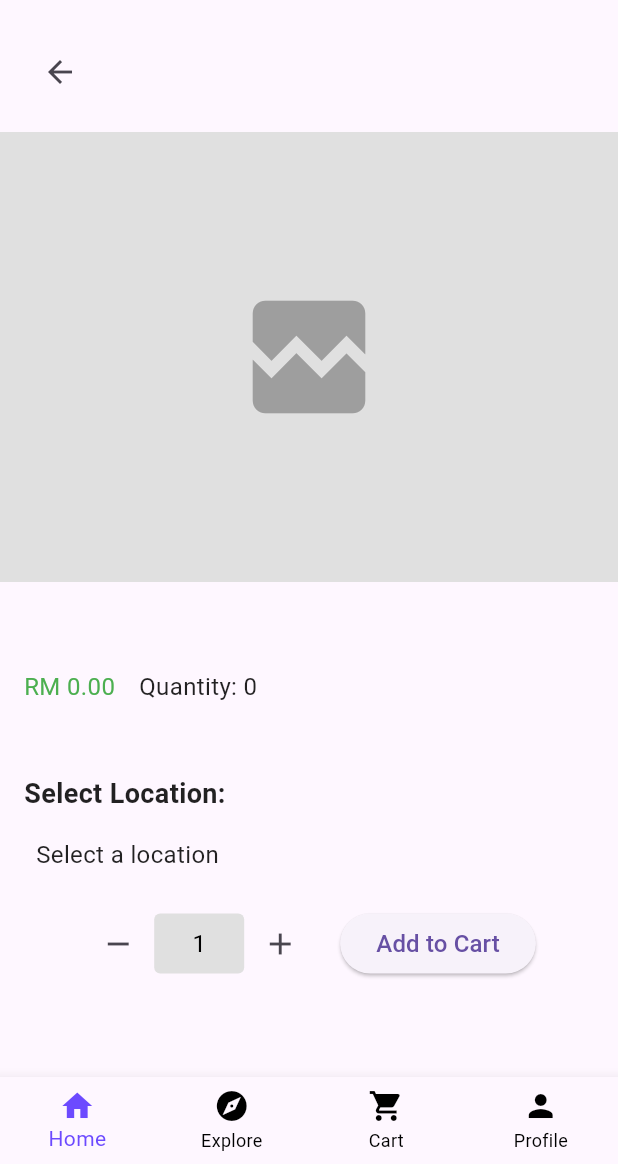
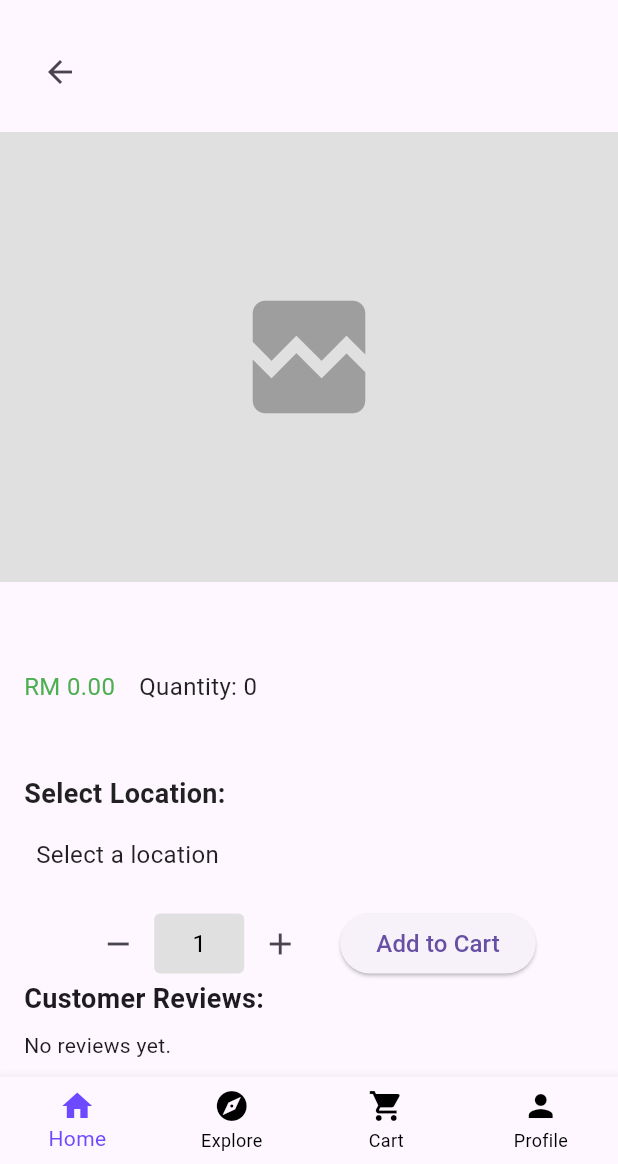
Before and after one commit to zengchai/ShopWiz, a Flutter app: the ProductDetailsScreen widget shown alone on an empty page, opened directly with empty values, on a phone screen of 412 x 824 dp, the part 72-1236 px from its top. Run offline on Flutter 3.47's test engine with Material 3 defaults, Android fonts, the phone set to English and light mode, and no system bars; our stand-ins replace cloud_firestore, firebase_auth, firebase_core, firebase_storage, fl_chart, flutter_rating_bar and 2 more; accounts and stored records are empty; network calls fail.

Commit message:
Update review

```diff
--- a/lib/pages/home/productdetails.dart
+++ b/lib/pages/home/productdetails.dart
@@ -1,9 +1,11 @@
 import 'package:flutter/material.dart';
 import 'package:shopwiz/commons/BaseLayout.dart';
+import 'package:shopwiz/models/review.dart';
 import 'package:shopwiz/pages/cart/CartItem.dart';
 import 'package:shopwiz/pages/cart/cart_controller.dart';
 import 'package:shopwiz/services/firebase_service.dart';
 import 'package:shopwiz/pages/home/model/product.dart';
+import 'package:shopwiz/services/reviewservice.dart';
 import 'package:url_launcher/url_launcher.dart';
 
 class ProductDetailsScreen extends StatefulWidget {
@@ -23,12 +25,27 @@ class _ProductDetailsScreenState extends State<ProductDetailsScreen> {
   bool _isLoading = false; // To manage loading state
   List<Map<String, dynamic>> _stores = []; // List to store the store data
   String _selectedStoreName = 'Select a location'; // Default selection
-  String _selectedStoreId = ''; // Define _selectedStoreId variable to hold the selected store ID
+  String _selectedStoreId =
+      ''; // Define _selectedStoreId variable to hold the selected store ID
 
+  List<Review> _reviews = []; // List to store the reviews
   @override
   void initState() {
     super.initState();
     _fetchProductInfo();
+    _fetchReviews();
+  }
+
+  void _fetchReviews() async {
+    try {
+      List<Review> reviews = await Reviewservice(uid: widget.userId)
+          .getReviewsByProductId(widget.productId);
+      setState(() {
+        _reviews = reviews;
+      });
+    } catch (error) {
+      print('Error fetching reviews: $error');
+    }
   }
 
   void _fetchProductInfo() async {
@@ -56,7 +73,8 @@ class _ProductDetailsScreenState extends State<ProductDetailsScreen> {
 
   void _fetchStoreDataForProduct(String productId) async {
     try {
-      List<Map<String, dynamic>> stores = await FirebaseService().getAllStoresWithProductStock(productId);
+      List<Map<String, dynamic>> stores =
+          await FirebaseService().getAllStoresWithProductStock(productId);
       setState(() {
         _stores = stores;
       });
@@ -79,7 +97,8 @@ class _ProductDetailsScreenState extends State<ProductDetailsScreen> {
     }
   }
 
-  void _addToCart(String storeId) async { // Change parameter to storeId
+  void _addToCart(String storeId) async {
+    // Change parameter to storeId
     if (_quantity <= 0) {
       _showDialog('Error', 'Quantity must be greater than 0.');
       return;
@@ -143,8 +162,10 @@ class _ProductDetailsScreenState extends State<ProductDetailsScreen> {
       },
     );
   }
+
   void _openMap(double latitude, double longitude, String storeName) async {
-  final String googleMapsUrl = 'https://www.google.com/maps/search/?api=1&query=$storeName&query=$latitude,$longitude';
+    final String googleMapsUrl =
+        'https://www.google.com/maps/search/?api=1&query=$storeName&query=$latitude,$longitude';
     if (await canLaunch(googleMapsUrl)) {
       await launch(googleMapsUrl);
     } else {
@@ -161,7 +182,8 @@ void _showAvailabilityList(BuildContext context) {
           content: Container(
             width: double.maxFinite,
             child: FutureBuilder<List<Map<String, dynamic>>>(
-            future: FirebaseService().getAllStoresWithProductStock(widget.productId),
+              future: FirebaseService()
+                  .getAllStoresWithProductStock(widget.productId),
               builder: (context, snapshot) {
                 if (snapshot.connectionState == ConnectionState.waiting) {
                   return CircularProgressIndicator(); // Show loading indicator while data is fetched
@@ -178,11 +200,9 @@ void _showAvailabilityList(BuildContext context) {
                           title: Text(
                             stores[index]['sname'] as String,
                             style: TextStyle(fontWeight: FontWeight.bold),
-
                           ),
                           subtitle: Text(
                             'Stock Quantity: ${stores[index]['storestock'] as int}',
-
                           ),
                           trailing: Tooltip(
                             message: 'GPS',
@@ -198,8 +218,11 @@ void _showAvailabilityList(BuildContext context) {
                           ),
                           onTap: () {
                             setState(() {
-                            _selectedStoreName = stores[index]['sname'] as String;
-                            _selectedStoreId = stores[index]['sid'] as String? ?? ''; // Handle null value
+                              _selectedStoreName =
+                                  stores[index]['sname'] as String;
+                              _selectedStoreId =
+                                  stores[index]['sid'] as String? ??
+                                      ''; // Handle null value
                             });
                             Navigator.of(context).pop();
                           },
@@ -246,20 +269,23 @@ void _showAvailabilityList(BuildContext context) {
                               fit: BoxFit.cover,
                               onError: (error, stackTrace) {
                                 setState(() {
-                                  _product!.pimageUrl = ''; // Set the image URL to empty string to trigger the fallback UI
+                                  _product!.pimageUrl =
+                                      ''; // Set the image URL to empty string to trigger the fallback UI
                                 });
                               },
                             ),
                           ),
                           child: _product!.pimageUrl.isEmpty
-                              ? Icon(Icons.broken_image, size: 100, color: Colors.grey)
+                              ? Icon(Icons.broken_image,
+                                  size: 100, color: Colors.grey)
                               : null,
                         )
                       : Container(
                           width: MediaQuery.of(context).size.width,
                           height: 300,
                           color: Colors.grey[300],
-                          child: Icon(Icons.broken_image, size: 100, color: Colors.grey),
+                          child: Icon(Icons.broken_image,
+                              size: 100, color: Colors.grey),
                         ),
                   SizedBox(height: 16.0),
                   Padding(
@@ -269,7 +295,8 @@ void _showAvailabilityList(BuildContext context) {
                       children: [
                         Text(
                           _product?.pname ?? 'Loading...',
-                          style: TextStyle(fontSize: 24.0, color: Colors.black87),
+                          style:
+                              TextStyle(fontSize: 24.0, color: Colors.black87),
                           overflow: TextOverflow.ellipsis,
                         ),
                         SizedBox(height: 8.0),
@@ -279,19 +306,24 @@ void _showAvailabilityList(BuildContext context) {
                               _product != null
                                   ? 'RM ${_product!.pprice.toStringAsFixed(2)}'
                                   : 'Loading...',
-                              style: TextStyle(fontSize: 16.0, color: Colors.green),
+                              style: TextStyle(
+                                  fontSize: 16.0, color: Colors.green),
                             ),
                             SizedBox(width: 16.0),
                             Text(
-                              _product != null ? 'Quantity: ${_product!.pquantity}' : 'Loading...',
-                              style: TextStyle(fontSize: 16.0, color: Colors.black87),
+                              _product != null
+                                  ? 'Quantity: ${_product!.pquantity}'
+                                  : 'Loading...',
+                              style: TextStyle(
+                                  fontSize: 16.0, color: Colors.black87),
                             ),
                           ],
                         ),
                         SizedBox(height: 8.0),
                         Text(
                           _product?.pdescription ?? 'Loading...',
-                          style: TextStyle(fontSize: 16.0, color: Colors.black87),
+                          style:
+                              TextStyle(fontSize: 16.0, color: Colors.black87),
                         ),
                         SizedBox(height: 16.0),
                         Text(
@@ -336,7 +368,8 @@ void _showAvailabilityList(BuildContext context) {
                               ),
                               child: Text(
                                 '$_quantity',
-                                style: TextStyle(fontSize: 16.0, color: Colors.black),
+                                style: TextStyle(
+                                    fontSize: 16.0, color: Colors.black),
                               ),
                             ),
                             IconButton(
@@ -346,7 +379,8 @@ void _showAvailabilityList(BuildContext context) {
                             SizedBox(width: 16.0),
                             ElevatedButton(
                               onPressed: () {
-                                _addToCart(_selectedStoreId); // Pass the store ID
+                                _addToCart(
+                                    _selectedStoreId); // Pass the store ID
                               },
                               child: Text(
                                 'Add to Cart',
@@ -354,6 +388,34 @@ void _showAvailabilityList(BuildContext context) {
                               ),
                             ),
                           ],
+                        ),
+                        Text(
+                          'Customer Reviews:',
+                          style: TextStyle(
+                              fontSize: 18.0, fontWeight: FontWeight.bold),
+                        ),
+                        SizedBox(height: 8.0),
+                        _reviews.isEmpty
+                            ? Text('No reviews yet.')
+                            : ListView.builder(
+                                shrinkWrap: true,
+                                physics: NeverScrollableScrollPhysics(),
+                                itemCount: _reviews.length,
+                                itemBuilder: (context, index) {
+                                  final review = _reviews[index];
+                                  return ListTile(
+                                    title: Text(review.userName),
+                                    subtitle: Column(
+                                      crossAxisAlignment:
+                                          CrossAxisAlignment.start,
+                                      children: [
+                                        Text(review.review),
+                                        SizedBox(height: 4.0),
+                                        Text('Rating: ${review.rating}'),
+                                      ],
+                                    ),
+                                  );
+                                },
                               ),
                       ],
                     ),
--- a/lib/services/reviewservice.dart
+++ b/lib/services/reviewservice.dart
@@ -332,14 +332,14 @@ class Reviewservice {
 
       if (productSnapshot.exists) {
         List<dynamic> reviewIds = productSnapshot['review'];
-
+        print(reviewIds);
         // Fetch the reviews based on the reviewIds
         List<Review> reviews = [];
         for (String reviewId in reviewIds) {
           DocumentSnapshot reviewSnapshot =
               await reviewCollection.doc(reviewId).get();
           if (reviewSnapshot.exists) {
-            reviews.add(reviewSnapshot.data() as Review);
+            reviews.add(Review.fromFirestore(reviewSnapshot));
           }
         }
 
```
Also changed, not shown: lib/models/review.dart (+14 -1 lines). Lines whose indentation alone changed are shown as unchanged.
